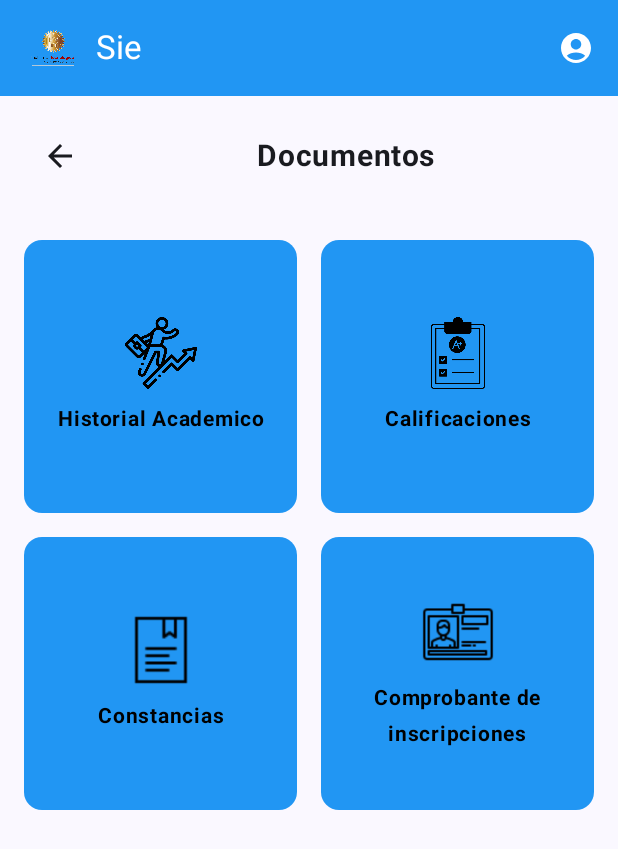
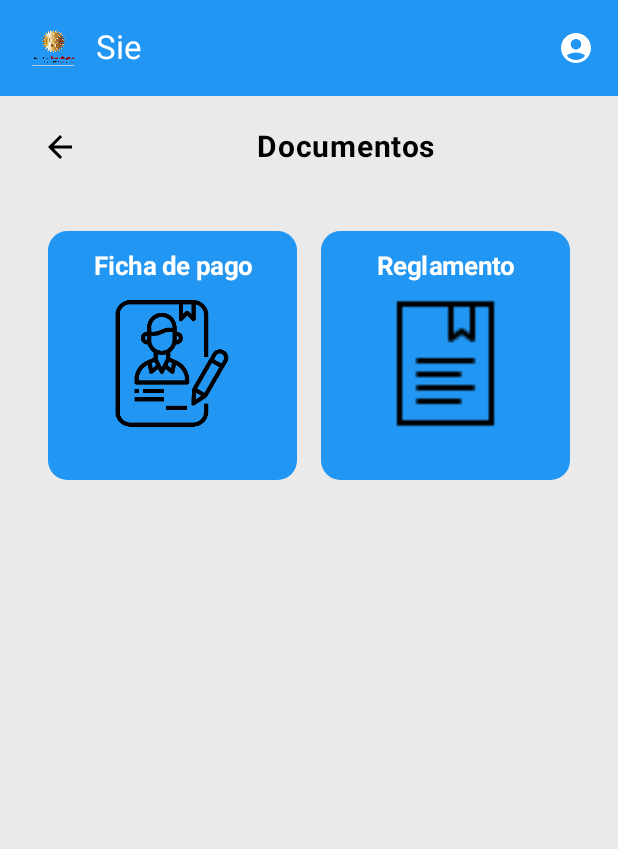
Before and after one commit to MerczA/SieAplication, an Android app built with Jetpack Compose: the Documentos screen opened through its navigation route, on a phone screen of 412 x 824 dp. Shown: the top 849 px of the screen. Run offline under Robolectric (Android 15) with nearby library versions, the phone set to English and light mode, and no system bars; pictures from the network do not load.

Commit message:
Add files via upload

```diff
--- a/app/src/main/java/com/example/sieaplication/ui/screens/Documentos.kt
+++ b/app/src/main/java/com/example/sieaplication/ui/screens/Documentos.kt
@@ -1,12 +1,21 @@
 package com.example.sieaplication.ui.screens
 
+import android.util.Log
+import androidx.compose.foundation.Image
 import androidx.compose.foundation.background
 import androidx.compose.foundation.layout.*
+import androidx.compose.foundation.rememberScrollState
 import androidx.compose.foundation.shape.RoundedCornerShape
+import androidx.compose.foundation.verticalScroll
 import androidx.compose.material.icons.Icons
+import androidx.compose.material.icons.filled.AccountCircle
 import androidx.compose.material.icons.filled.ArrowBack
 import androidx.compose.material3.*
 import androidx.compose.runtime.Composable
+import androidx.compose.runtime.getValue
+import androidx.compose.runtime.mutableStateOf
+import androidx.compose.runtime.remember
+import androidx.compose.runtime.setValue
 import androidx.compose.ui.Alignment
 import androidx.compose.ui.Modifier
 import androidx.compose.ui.graphics.Color
@@ -17,18 +26,89 @@ import androidx.compose.ui.unit.dp
 import androidx.compose.ui.unit.sp
 import androidx.navigation.NavHostController
 import com.example.sieaplication.R
-import com.example.sieaplication.ui.components.Bars
 
+
+@OptIn(ExperimentalMaterial3Api::class)
 @Composable
 fun Documentos(navController: NavHostController) {
     Scaffold(
-        topBar = { Bars(navController) },
-        content = { paddingValues ->
+        topBar = {
+            TopAppBar(
+                title = {
+                    Row(verticalAlignment = Alignment.CenterVertically) {
+                        Image(
+                            painter = painterResource(id = R.drawable.logotec),
+                            contentDescription = "Logo",
+                            modifier = Modifier
+                                .size(48.dp)
+                                .padding(end = 8.dp)
+                        )
+                        Text("Sie")
+                    }
+                },
+                actions = {
+                    var menuExpanded by remember { mutableStateOf(false) }
+                    Box {
+                        IconButton(onClick = { menuExpanded = !menuExpanded }) {
+                            Icon(
+                                imageVector = Icons.Default.AccountCircle,
+                                contentDescription = "Abrir menú",
+                                tint = Color.White
+                            )
+                        }
+                        DropdownMenu(
+                            expanded = menuExpanded,
+                            onDismissRequest = { menuExpanded = false }
+                        ) {
+                            DropdownMenuItem(
+                                text = { Text("Información General") },
+                                onClick = {
+                                    menuExpanded = false
+                                    navController.navigate("general_info")
+                                }
+                            )
+                            DropdownMenuItem(
+                                text = { Text("Cambiar datos") },
+                                onClick = {
+                                    menuExpanded = false
+                                    navController.navigate("edit_personal_info")
+                                }
+                            )
+                            DropdownMenuItem(
+                                text = { Text("Cambiar contraseña") },
+                                onClick = {
+                                    menuExpanded = false
+                                    navController.navigate("new_password")
+                                }
+                            )
+                            DropdownMenuItem(
+                                text = { Text("Cerrar sesión") },
+                                onClick = { menuExpanded = false }
+                            )
+                        }
+                    }
+                },
+                colors = TopAppBarDefaults.topAppBarColors(
+                    containerColor = Color(0xFF2196F3),
+                    titleContentColor = Color.White
+                )
+            )
+        },
+        containerColor = Color(0xFFEAEAEA)
+    ) { innerPadding ->
+        Column(
+            modifier = Modifier
+                .fillMaxSize()
+                .padding(innerPadding)
+                .verticalScroll(rememberScrollState()),
+            horizontalAlignment = Alignment.CenterHorizontally
+        ) {
+
             Column(
                 modifier = Modifier
                     .fillMaxSize()
-                    .padding(paddingValues)
-                    .padding(16.dp),
+                    .padding(top = 10.dp, bottom = 80.dp) // Espacio para la TopBar y BottomBar
+                    .padding(horizontal = 16.dp),
                 horizontalAlignment = Alignment.CenterHorizontally
             ) {
                 Row(
@@ -37,7 +117,7 @@ fun Documentos(navController: NavHostController) {
                         .padding(bottom = 16.dp),
                     verticalAlignment = Alignment.CenterVertically
                 ) {
-                    IconButton(onClick = { navController.navigate("main_menu") }) {
+                    IconButton(onClick = { navController.popBackStack() }) {
                         Icon(imageVector = Icons.Default.ArrowBack, contentDescription = "Atrás")
                     }
                     Text(
@@ -48,80 +128,21 @@ fun Documentos(navController: NavHostController) {
                         modifier = Modifier.weight(1f)
                     )
                 }
+                Spacer(modifier = Modifier.height(16.dp))
+
+                // Fila 1
+                ButtonRow(
+                    leftButtonText = "Ficha de pago",
+                    leftButtonIcon = R.drawable.inscripsion_icon,
+                    onLeftClick = { navController.navigate("screen_Ficha") },
+                    rightButtonText = "Reglamento",
+                    rightButtonIcon = R.drawable.docuemntos_icon,
+                    onRightClick = { navController.navigate("screen_Reglamento") }
+                )
 
                 Spacer(modifier = Modifier.height(16.dp))
 
-                Column(
-                    modifier = Modifier.fillMaxWidth(),
-                    horizontalAlignment = Alignment.CenterHorizontally,
-                    verticalArrangement = Arrangement.spacedBy(16.dp)
-                ) {
-                    Row(
-                        modifier = Modifier.fillMaxWidth(),
-                        horizontalArrangement = Arrangement.SpaceEvenly
-                    ) {
-                        ButtonSquare(
-                            text = "Historial Academico",
-                            imageRes = R.drawable.kardex_icon,
-                            onClick = {  },
-                            modifier = Modifier.weight(1f)
-                        )
-                        Spacer(modifier = Modifier.width(16.dp))
-                        ButtonSquare(
-                            text = "Calificaciones",
-                            imageRes = R.drawable.calificaciones_icon,
-                            onClick = {  },
-                            modifier = Modifier.weight(1f)
-                        )
-                    }
-                    Row(
-                        modifier = Modifier.fillMaxWidth(),
-                        horizontalArrangement = Arrangement.SpaceEvenly
-                    ) {
-                        ButtonSquare(
-                            text = "Constancias",
-                            imageRes = R.drawable.docuemntos_icon,
-                            onClick = {  },
-                            modifier = Modifier.weight(1f)
-                        )
-                        Spacer(modifier = Modifier.width(16.dp))
-                        ButtonSquare(
-                            text = "Comprobante de inscripciones",
-                            imageRes = R.drawable.credencial_digital_icon,
-                            onClick = {  },
-                            modifier = Modifier.weight(1f)
-                        )
-                    }
-                }
             }
         }
-    )
-}
-
-@Composable
-fun ButtonSquare(text: String, imageRes: Int, onClick: () -> Unit, modifier: Modifier = Modifier) {
-    Column(
-        modifier = modifier
-            .fillMaxWidth()
-            .aspectRatio(1f)
-            .background(Color(0xFF2196F3), RoundedCornerShape(12.dp))
-            .padding(16.dp)
-            .wrapContentSize(Alignment.Center),
-        horizontalAlignment = Alignment.CenterHorizontally
-    ) {
-        Icon(
-            painter = painterResource(id = imageRes),
-            contentDescription = text,
-            tint = Color.Black,
-            modifier = Modifier.size(48.dp)
-        )
-        Spacer(modifier = Modifier.height(8.dp))
-        Text(
-            text = text,
-            fontSize = 14.sp,
-            fontWeight = FontWeight.Bold,
-            color = Color.Black,
-            textAlign = TextAlign.Center
-        )
     }
 }
```
Also changed, not shown: app/src/main/java/com/example/sieaplication/ui/screens/Fichas_pago.kt (added, +230 -0 lines), app/src/main/java/com/example/sieaplication/ui/screens/Kardex.kt (+65 -39 lines), app/src/main/java/com/example/sieaplication/ui/screens/Reglamento.kt (added, +121 -0 lines).
